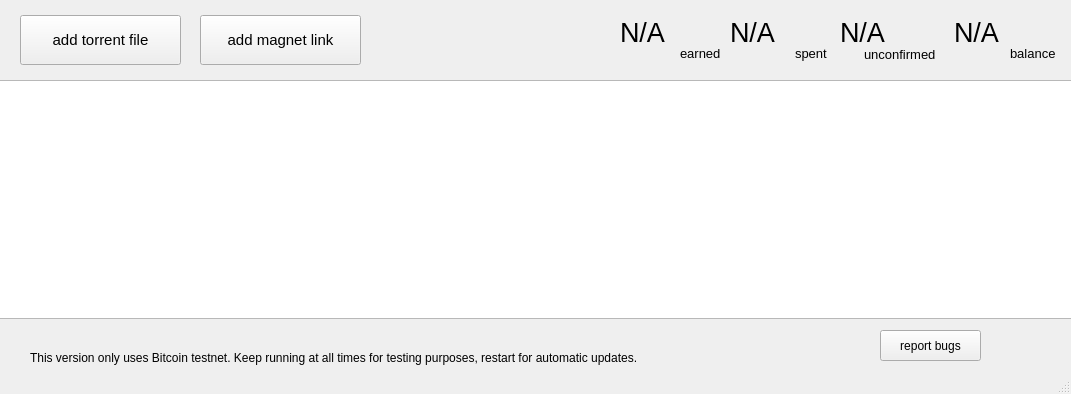
Above: classic/gui/ui/MainWindow.ui from RdeWilde/JoyStream before the change. Below: the same form after it.
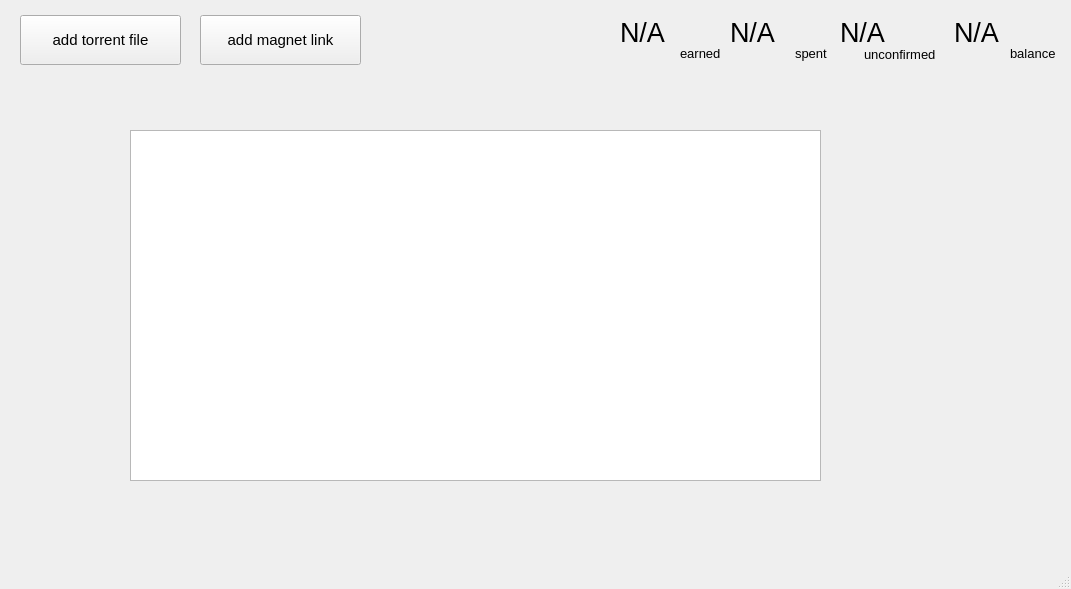
That is the form after the change.

Commit message:
fix(classic::gui::MainWindow):
Dramatically simpliefied to be pure view

The edit to the form file:
```diff
--- a/classic/gui/ui/MainWindow.ui
+++ b/classic/gui/ui/MainWindow.ui
@@ -7,7 +7,7 @@
     <x>0</x>
     <y>0</y>
     <width>1071</width>
-    <height>394</height>
+    <height>589</height>
    </rect>
   </property>
   <property name="windowTitle">
@@ -161,67 +161,6 @@
      <string>balance</string>
     </property>
    </widget>
-   <widget class="QPushButton" name="walletPushButton">
-    <property name="enabled">
-     <bool>false</bool>
-    </property>
-    <property name="geometry">
-     <rect>
-      <x>520</x>
-      <y>400</y>
-      <width>151</width>
-      <height>50</height>
-     </rect>
-    </property>
-    <property name="font">
-     <font>
-      <pointsize>10</pointsize>
-     </font>
-    </property>
-    <property name="text">
-     <string>wallet</string>
-    </property>
-    <property name="iconSize">
-     <size>
-      <width>64</width>
-      <height>64</height>
-     </size>
-    </property>
-   </widget>
-   <widget class="QTreeView" name="torrentsTable">
-    <property name="geometry">
-     <rect>
-      <x>-2</x>
-      <y>80</y>
-      <width>1075</width>
-      <height>239</height>
-     </rect>
-    </property>
-    <property name="font">
-     <font>
-      <pointsize>12</pointsize>
-     </font>
-    </property>
-    <property name="indentation">
-     <number>0</number>
-    </property>
-   </widget>
-   <widget class="QPushButton" name="updatePushButton">
-    <property name="enabled">
-     <bool>false</bool>
-    </property>
-    <property name="geometry">
-     <rect>
-      <x>400</x>
-      <y>400</y>
-      <width>111</width>
-      <height>51</height>
-     </rect>
-    </property>
-    <property name="text">
-     <string>update</string>
-    </property>
-   </widget>
    <widget class="QLabel" name="statusMessageLabel">
     <property name="geometry">
      <rect>
@@ -279,24 +218,6 @@
      <string>unconfirmed</string>
     </property>
    </widget>
-   <widget class="QPushButton" name="bugsPushButton">
-    <property name="geometry">
-     <rect>
-      <x>880</x>
-      <y>330</y>
-      <width>101</width>
-      <height>31</height>
-     </rect>
-    </property>
-    <property name="font">
-     <font>
-      <pointsize>9</pointsize>
-     </font>
-    </property>
-    <property name="text">
-     <string>report bugs</string>
-    </property>
-   </widget>
    <widget class="QPushButton" name="addMagnetLinkPushButton">
     <property name="geometry">
      <rect>
@@ -321,30 +242,14 @@
      </size>
     </property>
    </widget>
-   <widget class="QPushButton" name="topUpWalletPushButton">
+   <widget class="QTreeView" name="torrentsTreeView">
     <property name="geometry">
      <rect>
-      <x>700</x>
-      <y>400</y>
-      <width>111</width>
-      <height>51</height>
+      <x>130</x>
+      <y>130</y>
+      <width>691</width>
+      <height>351</height>
      </rect>
-    </property>
-    <property name="text">
-     <string>add funds</string>
-    </property>
-   </widget>
-   <widget class="QLabel" name="label">
-    <property name="geometry">
-     <rect>
-      <x>30</x>
-      <y>350</y>
-      <width>741</width>
-      <height>16</height>
-     </rect>
-    </property>
-    <property name="text">
-     <string>This version only uses Bitcoin testnet. Keep running at all times for testing purposes, restart for automatic updates.</string>
     </property>
    </widget>
   </widget>
```
The commit also changes 2 other files.
